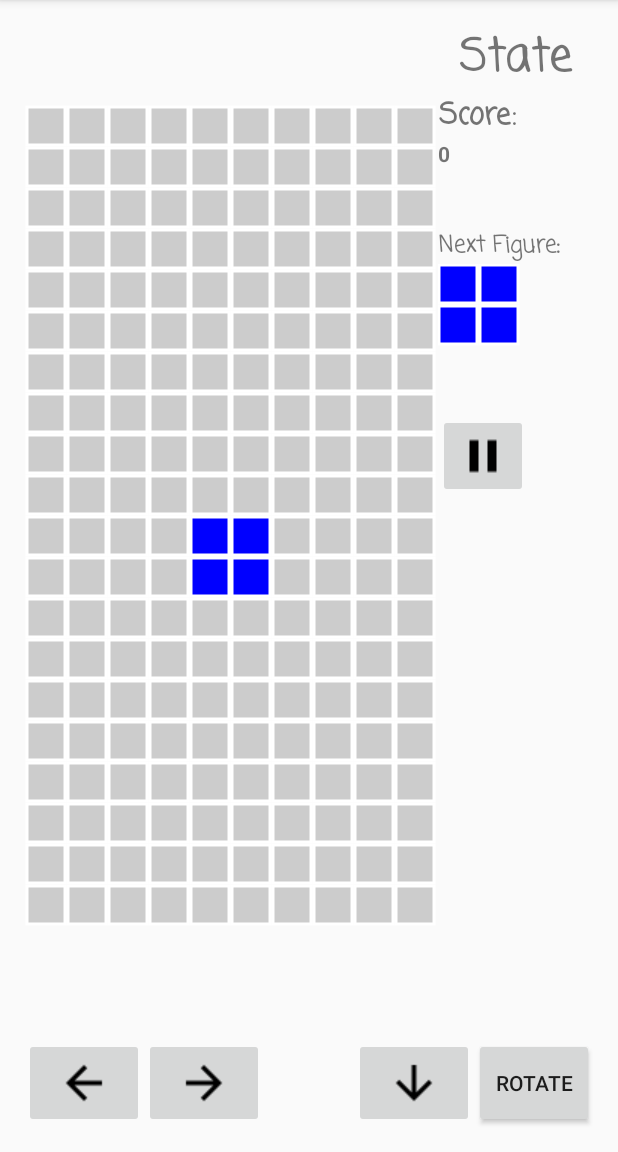
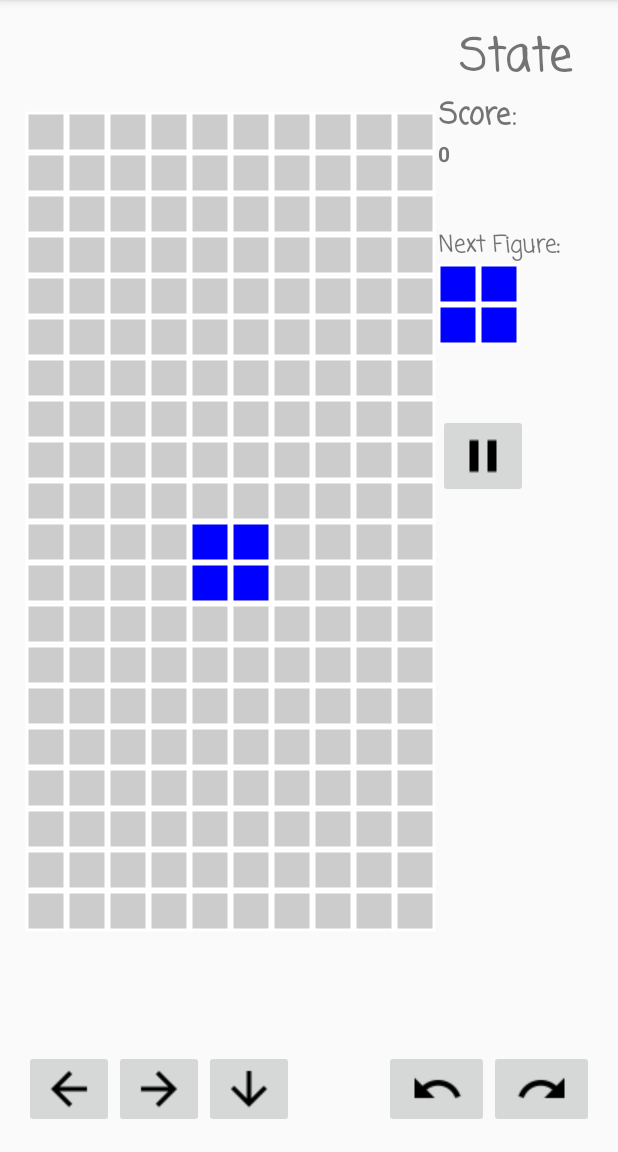
Before and after one commit to rus13/Tetris, an Android app: the screen it shows after launch (TetrisActivity), on a phone screen of 412 x 824 dp, the part 84-1236 px from its top. Run offline under Robolectric (Android 15) with nearby library versions, the phone set to English and light mode, and no system bars.

Commit message:
buttons aligned

```diff
--- a/app/src/main/AndroidManifest.xml
+++ b/app/src/main/AndroidManifest.xml
@@ -9,7 +9,7 @@
         android:supportsRtl="true"
         android:theme="@style/AppTheme">
         <activity android:name=".TetrisActivity"
-            android:configChanges="orientation|screenSize">
+            android:screenOrientation="portrait">
             <intent-filter>
                 <action android:name="android.intent.action.MAIN" />
                 <category android:name="android.intent.category.LAUNCHER" />
--- a/app/src/main/java/com/ruslan/tetris/TetrisActivity.java
+++ b/app/src/main/java/com/ruslan/tetris/TetrisActivity.java
@@ -75,12 +75,19 @@ public class TetrisActivity extends AppCompatActivity {
                 return true;
             }
         });
-        Button button = (Button) findViewById(R.id.button_rotate);
-        assert button != null;
-        button.setOnClickListener(new View.OnClickListener() {
+        ibutton = (ImageButton) findViewById(R.id.button_rotate_left);
+        assert ibutton != null;
+        ibutton.setOnClickListener(new View.OnClickListener() {
             public void onClick(View v) {
-                    controller.processEvent(TetrisController.InputEvent.ROTATE);
+                    controller.processEvent(TetrisController.InputEvent.ROTATE_LEFT);
                 }
+        });
+        ibutton = (ImageButton) findViewById(R.id.button_rotate_right);
+        assert ibutton != null;
+        ibutton.setOnClickListener(new View.OnClickListener() {
+            public void onClick(View v) {
+                controller.processEvent(TetrisController.InputEvent.ROTATE_RIGHT);
+            }
         });
         final ImageButton pause_button = (ImageButton) findViewById(R.id.button_pause);
         assert pause_button != null;
@@ -98,6 +105,7 @@ public class TetrisActivity extends AppCompatActivity {
             }
         });
     }
+
 
     public void update(){
         Handler handler = new Handler();
--- a/app/src/main/java/com/ruslan/tetris/TetrisController.java
+++ b/app/src/main/java/com/ruslan/tetris/TetrisController.java
@@ -28,9 +28,13 @@ public class TetrisController {
                     if(state == State.RUNNING)
                         model.moveFigureRight();
                     break;
-                case ROTATE:
+                case ROTATE_LEFT:
                     if(state == State.RUNNING)
-                        model.rotateFigure();
+                        model.rotateFigureLeft();
+                    break;
+                case ROTATE_RIGHT:
+                    if(state == State.RUNNING)
+                        model.rotateFigureRight();
                     break;
                 case DOWN_START:
                     current_speed = min_speed;
@@ -100,6 +104,6 @@ public class TetrisController {
         RUNNING, PAUSE, PLACE_FIGURE, GAME_OVER
     }
     enum InputEvent{
-        LEFT, RIGHT, DOWN_START, DOWN_END, ROTATE, PAUSE, RESUME
+        LEFT, RIGHT, DOWN_START, DOWN_END, ROTATE_LEFT, ROTATE_RIGHT, PAUSE, RESUME
     }
 }
--- a/app/src/main/java/com/ruslan/tetris/TetrisModel.java
+++ b/app/src/main/java/com/ruslan/tetris/TetrisModel.java
@@ -111,10 +111,18 @@ public class TetrisModel {
     * Methods for changing the position or the rotation shape of the figure
     * The changes are done only if its a feasible change, i.e. no overlapping with blocks
     * */
-    public void rotateFigure(){
+    public void rotate(){
+        rotateFigureRight();
+    }
+    public void rotateFigureLeft(){
         cur_fig.rotate();
         if(!feasiblePlacement())
             cur_fig.rotateBack();
+    }
+    public void rotateFigureRight(){
+        cur_fig.rotateBack();
+        if(!feasiblePlacement())
+            cur_fig.rotate();
     }
     public void moveFigureLeft(){
         if( cur_fig.getPosX() > 0){
--- a/app/src/main/res/layout/activity_main.xml
+++ b/app/src/main/res/layout/activity_main.xml
@@ -87,42 +87,59 @@
         android:id="@+id/buttons"
         android:layout_width="wrap_content"
         android:layout_height="wrap_content"
-        android:layout_weight="1">
+        android:layout_weight="1"
+        android:orientation="horizontal">
+
+        <LinearLayout
+            android:layout_width="match_parent"
+            android:layout_height="wrap_content"
+            android:layout_alignParentLeft="true">
 
             <ImageButton
                 android:id="@+id/button_left"
                 android:layout_width="wrap_content"
                 android:layout_height="wrap_content"
-            android:layout_alignParentLeft="true"
-            android:minHeight="80dp"
-            android:minWidth="80dp"
-            android:src="@drawable/arrow_left"/>
+                android:minHeight="60dp"
+                android:minWidth="60dp"
+                android:src="@drawable/arrow_left" />
 
             <ImageButton
                 android:id="@+id/button_right"
                 android:layout_width="wrap_content"
                 android:layout_height="wrap_content"
-            android:layout_toRightOf="@id/button_left"
-            android:minHeight="80dp"
-            android:minWidth="80dp"
-            android:src="@drawable/arrow_right"/>
-
-        <Button
-            android:id="@+id/button_rotate"
-            android:layout_width="wrap_content"
-            android:layout_height="wrap_content"
-            android:layout_alignParentRight="true"
-            android:minHeight="80dp"
-            android:minWidth="80dp"
-            android:text="@string/button_rotate" />
+                android:minHeight="60dp"
+                android:minWidth="60dp"
+                android:src="@drawable/arrow_right" />
 
             <ImageButton
                 android:id="@+id/button_down"
                 android:layout_width="wrap_content"
                 android:layout_height="wrap_content"
-            android:layout_toLeftOf="@id/button_rotate"
-            android:minHeight="80dp"
-            android:minWidth="80dp"
-            android:src="@drawable/down"/>
+                android:minHeight="60dp"
+                android:minWidth="60dp"
+                android:src="@drawable/down" />
+        </LinearLayout>
+
+        <LinearLayout
+            android:layout_width="wrap_content"
+            android:layout_height="wrap_content"
+            android:layout_alignParentRight="true">
+
+            <ImageButton
+                android:id="@+id/button_rotate_right"
+                android:layout_width="wrap_content"
+                android:layout_height="wrap_content"
+                android:minHeight="70dp"
+                android:minWidth="70dp"
+                android:src="@drawable/rotate_left"/>
+            <ImageButton
+                android:id="@+id/button_rotate_left"
+                android:layout_width="wrap_content"
+                android:layout_height="wrap_content"
+                android:minHeight="70dp"
+                android:minWidth="70dp"
+                android:src="@drawable/rotate_right" />
+        </LinearLayout>
+
     </RelativeLayout>
 </LinearLayout>
```
Also changed, not shown: app/src/main/res/drawable/rotate_left.png (added), app/src/main/res/drawable/rotate_right.png (added). Lines whose indentation alone changed are shown as unchanged.
